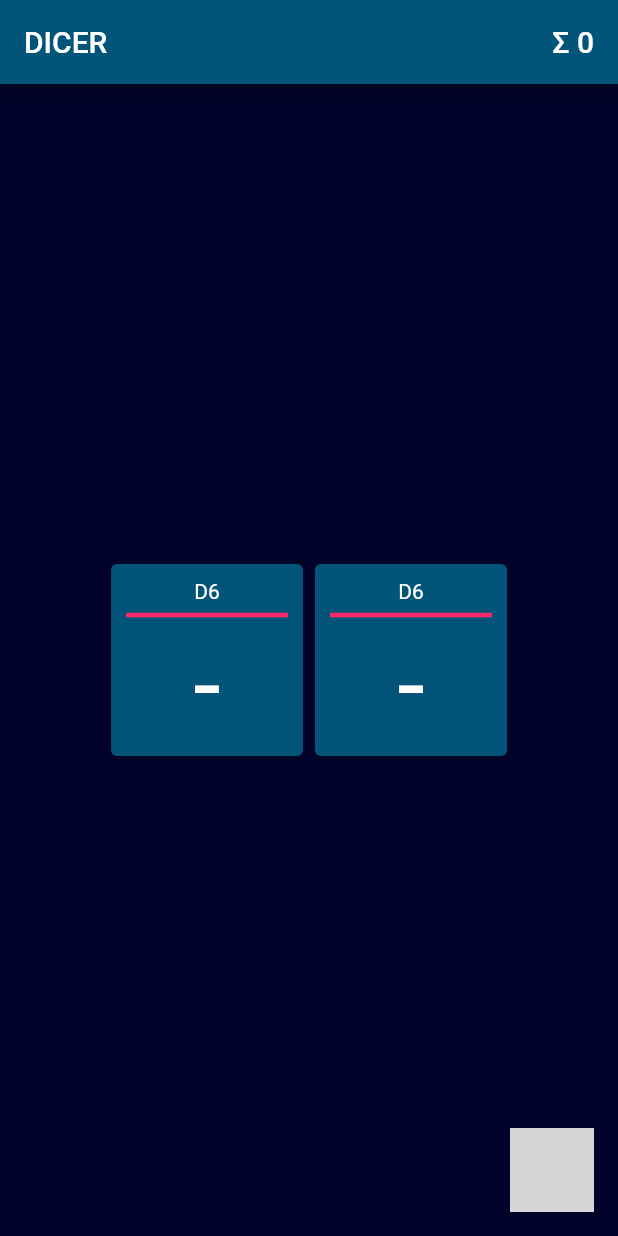
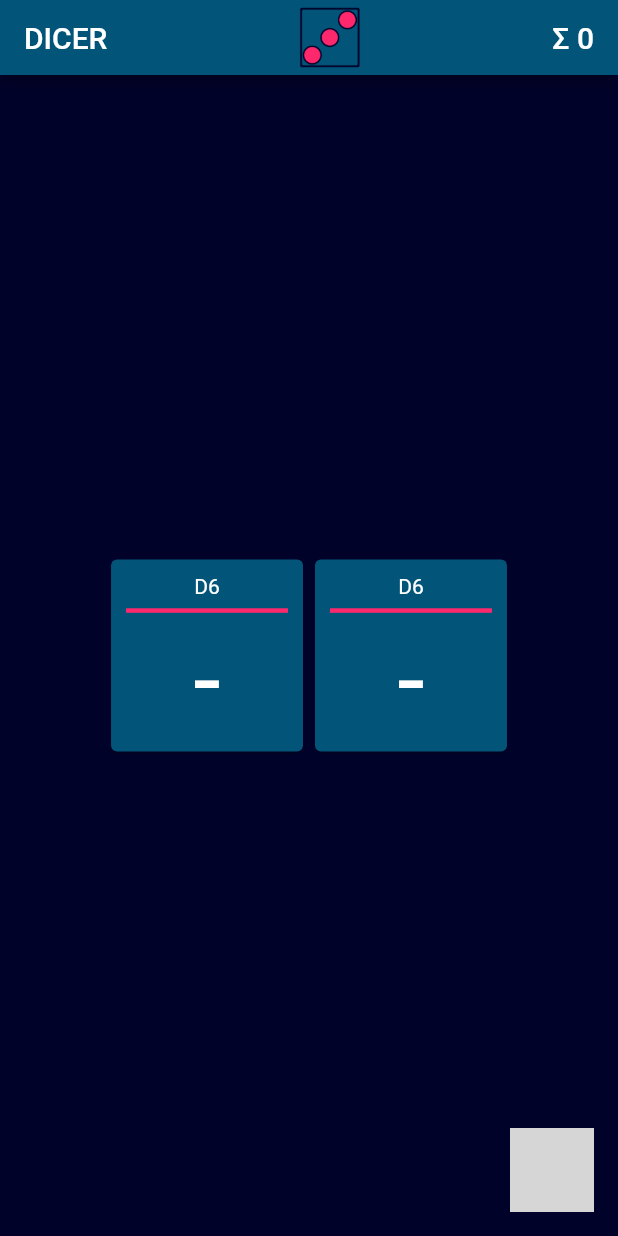
Before and after one commit to allmonty/dicer, a Flutter app: the screen it shows after launch, on a phone screen of 412 x 824 dp. Run offline on Flutter 3.47's test engine with Material 2 defaults, Android fonts, the phone set to English and light mode, and no system bars; our stand-ins replace google_fonts; missing offline and left inert: floating_action_row; Roboto replaces fonts that are missing (Revalia); grey boxes are pictures that could not be loaded.

Commit message:
add app icon

```diff
--- a/lib/main.dart
+++ b/lib/main.dart
@@ -1,6 +1,7 @@
+import 'package:flutter/foundation.dart';
 import 'package:flutter/material.dart';
+import 'package:flutter/services.dart';
 import 'package:provider/provider.dart';
-import 'package:google_fonts/google_fonts.dart';
 import 'package:floating_action_row/floating_action_row.dart';
 
 import 'dice.dart';
@@ -12,6 +13,11 @@ import 'models/board_model.dart';
 import 'models/dice_model.dart';
 
 void main() {
+  LicenseRegistry.addLicense(() async* {
+    final license = await rootBundle.loadString('google_fonts/OFL.txt');
+    yield LicenseEntryWithLineBreaks(['google_fonts'], license);
+  });
+
   runApp(MyApp());
 }
 
@@ -46,10 +52,15 @@ class MyHomePage extends StatelessWidget {
       backgroundColor: Theme.of(context).backgroundColor,
       extendBody: true,
       appBar: AppBar(
+        toolbarHeight: 50,
         title: Row(
           mainAxisAlignment: MainAxisAlignment.spaceBetween,
           children: [
             Text("DICER"),
+            Image(
+              image: AssetImage('assets/icon.png'),
+              height: 50,
+            ),
             BoardResult(),
           ],
         ),
```
Also changed, not shown: pubspec.yaml (+8 -3 lines), assets/first-draft.jpg (renamed from first-draft.jpg), assets/icon.png (added), pubspec.lock, 23 other files.
